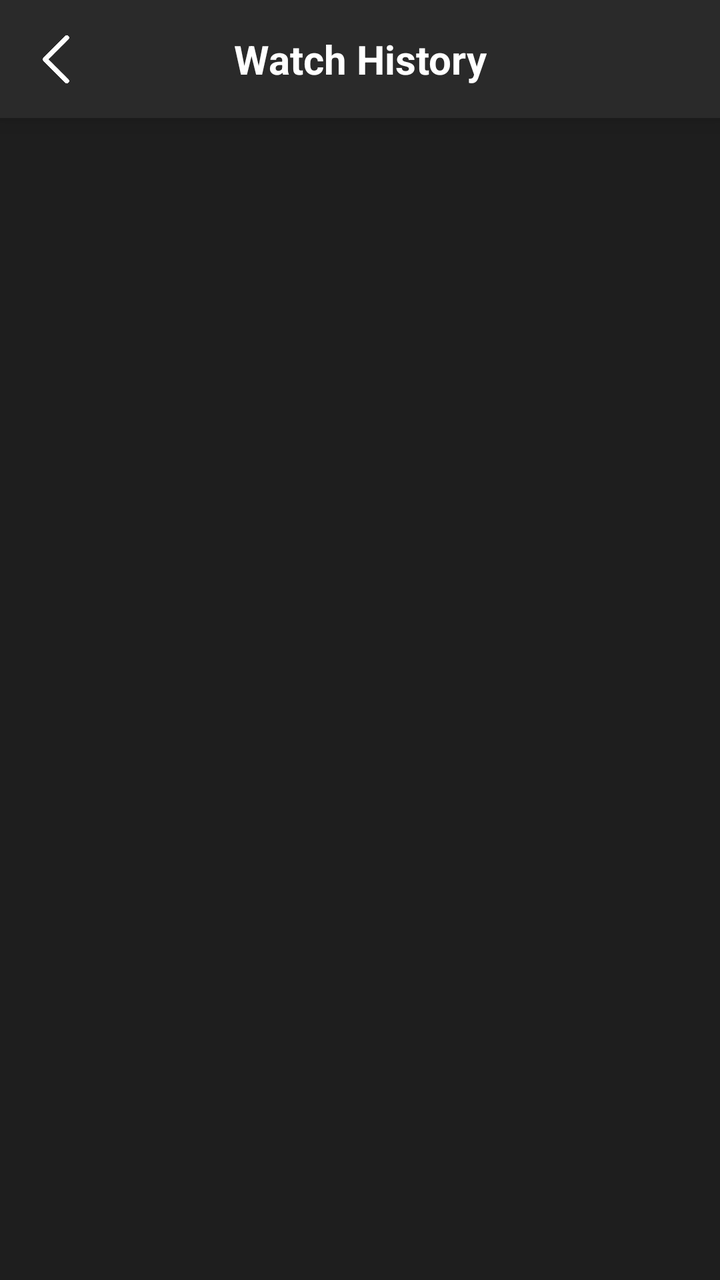
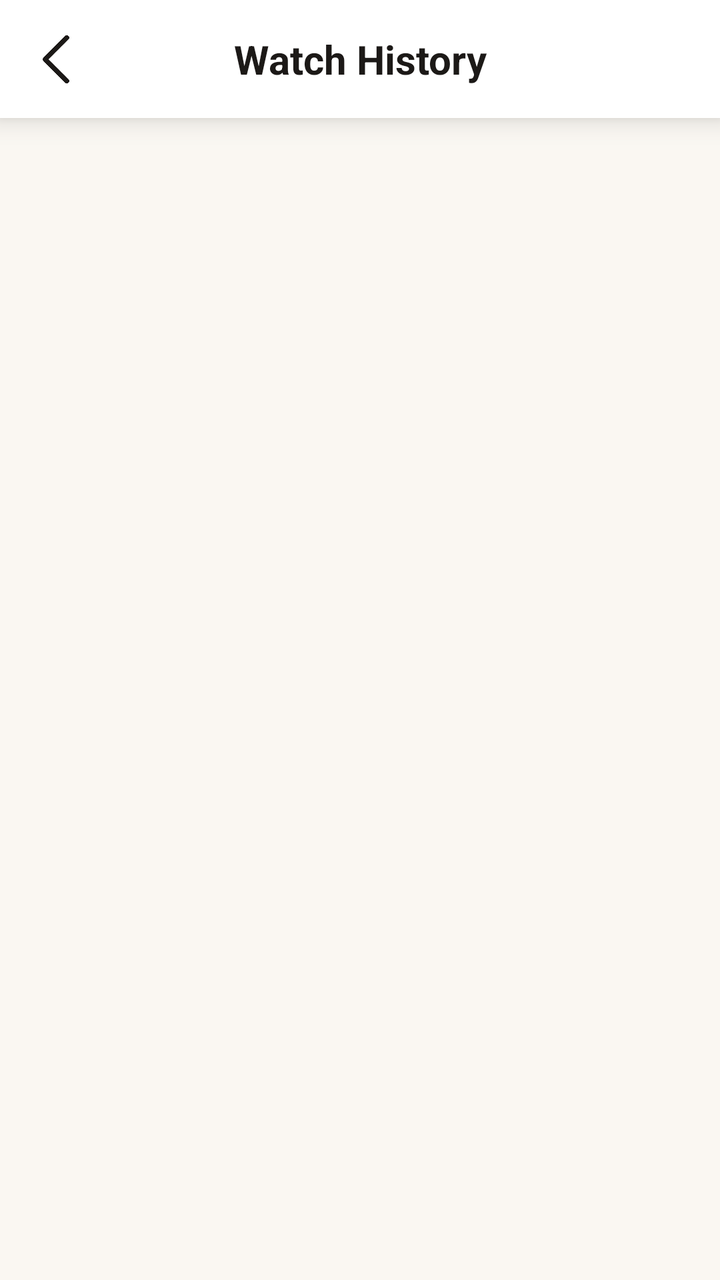

The first picture is an Android layout as it rendered before a commit; the second is the same layout after the commit. The layout source and the unified diff follow.
<!-- AndroidManifest.xml: application theme Theme.RecallLive -->
<!-- res/layout/activity_history.xml -->
<?xml version="1.0" encoding="utf-8"?>
<androidx.constraintlayout.widget.ConstraintLayout xmlns:android="http://schemas.android.com/apk/res/android"
    xmlns:app="http://schemas.android.com/apk/res-auto"
    xmlns:tools="http://schemas.android.com/tools"
    android:layout_width="match_parent"
    android:layout_height="match_parent"
    android:background="#1E1E1E">

    
    <androidx.constraintlayout.widget.ConstraintLayout
        android:id="@+id/top_app_bar"
        android:layout_width="match_parent"
        android:layout_height="wrap_content"
        android:background="#2A2A2A"
        android:padding="16dp"
        android:elevation="8dp"
        app:layout_constraintEnd_toEndOf="parent"
        app:layout_constraintStart_toStartOf="parent"
        app:layout_constraintTop_toTopOf="parent">

        
        <ImageView
            android:id="@+id/iv_back"
            android:layout_width="24dp"
            android:layout_height="24dp"
            android:src="@drawable/ic_arrow_back"
            android:tint="#FFFFFF"
            android:contentDescription="Back"
            app:layout_constraintBottom_toBottomOf="parent"
            app:layout_constraintStart_toStartOf="parent"
            app:layout_constraintTop_toTopOf="parent" />

        
        <TextView
            android:id="@+id/tv_history_title"
            android:layout_width="wrap_content"
            android:layout_height="wrap_content"
            android:text="Watch History"
            android:textColor="#FFFFFF"
            android:textSize="20sp"
            android:textStyle="bold"
            app:layout_constraintBottom_toBottomOf="parent"
            app:layout_constraintEnd_toEndOf="parent"
            app:layout_constraintStart_toStartOf="parent"
            app:layout_constraintTop_toTopOf="parent" />

    </androidx.constraintlayout.widget.ConstraintLayout>

    
    <ProgressBar
        android:id="@+id/progress_bar"
        android:layout_width="wrap_content"
        android:layout_height="wrap_content"
        android:indeterminateTint="#6C9EFF"
        android:visibility="gone"
        app:layout_constraintBottom_toBottomOf="parent"
        app:layout_constraintEnd_toEndOf="parent"
        app:layout_constraintStart_toStartOf="parent"
        app:layout_constraintTop_toBottomOf="@+id/top_app_bar" />

    
    <TextView
        android:id="@+id/tv_empty_state"
        android:layout_width="wrap_content"
        android:layout_height="wrap_content"
        android:text="No watch history yet"
        android:textAlignment="center"
        android:textColor="#B0B0B0"
        android:textSize="16sp"
        android:visibility="gone"
        app:layout_constraintBottom_toBottomOf="parent"
        app:layout_constraintEnd_toEndOf="parent"
        app:layout_constraintStart_toStartOf="parent"
        app:layout_constraintTop_toBottomOf="@+id/top_app_bar" />

    
    <androidx.recyclerview.widget.RecyclerView
        android:id="@+id/rv_history"
        android:layout_width="0dp"
        android:layout_height="0dp"
        android:layout_marginTop="8dp"
        android:paddingHorizontal="16dp"
        android:paddingTop="8dp"
        android:paddingBottom="16dp"
        android:clipToPadding="false"
        app:layout_constraintBottom_toBottomOf="parent"
        app:layout_constraintEnd_toEndOf="parent"
        app:layout_constraintStart_toStartOf="parent"
        app:layout_constraintTop_toBottomOf="@+id/top_app_bar"
        tools:listitem="@layout/item_history_video" />

</androidx.constraintlayout.widget.ConstraintLayout>
<!-- res/layout/item_history_video.xml (included above) -->
<?xml version="1.0" encoding="utf-8"?>
<androidx.cardview.widget.CardView xmlns:android="http://schemas.android.com/apk/res/android"
    xmlns:app="http://schemas.android.com/apk/res-auto"
    android:layout_width="match_parent"
    android:layout_height="wrap_content"
    android:layout_marginTop="8dp"
    app:cardCornerRadius="12dp"
    app:cardElevation="4dp"
    app:cardBackgroundColor="#2D2D2D">

    <androidx.constraintlayout.widget.ConstraintLayout
        android:layout_width="match_parent"
        android:layout_height="wrap_content"
        android:padding="12dp">

        <ImageView
            android:id="@+id/iv_video_thumbnail"
            android:layout_width="120dp"
            android:layout_height="90dp"
            android:scaleType="centerCrop"
            android:background="@android:color/black"
            android:contentDescription="Video thumbnail"
            app:layout_constraintBottom_toBottomOf="parent"
            app:layout_constraintStart_toStartOf="parent"
            app:layout_constraintTop_toTopOf="parent" />

        <TextView
            android:id="@+id/tv_video_title"
            android:layout_width="0dp"
            android:layout_height="wrap_content"
            android:layout_marginStart="16dp"
            android:text="Video Title"
            android:textColor="#FFFFFF"
            android:textSize="16sp"
            android:textStyle="bold"
            android:maxLines="2"
            android:ellipsize="end"
            app:layout_constraintEnd_toEndOf="parent"
            app:layout_constraintStart_toEndOf="@+id/iv_video_thumbnail"
            app:layout_constraintTop_toTopOf="parent" />

        <TextView
            android:id="@+id/tv_time_ago"
            android:layout_width="0dp"
            android:layout_height="wrap_content"
            android:layout_marginStart="16dp"
            android:layout_marginTop="4dp"
            android:text="2 hours ago"
            android:textColor="#B0B0B0"
            android:textSize="14sp"
            app:layout_constraintEnd_toEndOf="parent"
            app:layout_constraintStart_toEndOf="@+id/iv_video_thumbnail"
            app:layout_constraintTop_toBottomOf="@+id/tv_video_title" />

    </androidx.constraintlayout.widget.ConstraintLayout>

</androidx.cardview.widget.CardView>
<!-- resources referenced by this layout -->
<resources>
  <!-- drawable ic_arrow_back: png bitmap (drawable, 2754 bytes) -->
  <style name="Theme.RecallLive" parent="Base.Theme.RecallLive" />
  <style name="Base.Theme.RecallLive" parent="Theme.Material3.DayNight.NoActionBar">
          
          
      </style>
</resources>

<!-- the commit's change to res/layout/activity_history.xml (unified diff, before → after) -->
@@ -4,14 +4,14 @@
     xmlns:tools="http://schemas.android.com/tools"
     android:layout_width="match_parent"
     android:layout_height="match_parent"
-    android:background="#1E1E1E">
+    android:background="#FAF7F2">
 
     
     <androidx.constraintlayout.widget.ConstraintLayout
         android:id="@+id/top_app_bar"
         android:layout_width="match_parent"
         android:layout_height="wrap_content"
-        android:background="#2A2A2A"
+        android:background="#FFFFFF"
         android:padding="16dp"
         android:elevation="8dp"
         app:layout_constraintEnd_toEndOf="parent"
@@ -24,7 +24,7 @@
             android:layout_width="24dp"
             android:layout_height="24dp"
             android:src="@drawable/ic_arrow_back"
-            android:tint="#FFFFFF"
+            android:tint="#1C1917"
             android:contentDescription="Back"
             app:layout_constraintBottom_toBottomOf="parent"
             app:layout_constraintStart_toStartOf="parent"
@@ -36,7 +36,7 @@
             android:layout_width="wrap_content"
             android:layout_height="wrap_content"
             android:text="Watch History"
-            android:textColor="#FFFFFF"
+            android:textColor="#1C1917"
             android:textSize="20sp"
             android:textStyle="bold"
             app:layout_constraintBottom_toBottomOf="parent"
@@ -51,7 +51,7 @@
         android:id="@+id/progress_bar"
         android:layout_width="wrap_content"
         android:layout_height="wrap_content"
-        android:indeterminateTint="#6C9EFF"
+        android:indeterminateTint="#0F766E"
         android:visibility="gone"
         app:layout_constraintBottom_toBottomOf="parent"
         app:layout_constraintEnd_toEndOf="parent"
@@ -65,7 +65,7 @@
         android:layout_height="wrap_content"
         android:text="No watch history yet"
         android:textAlignment="center"
-        android:textColor="#B0B0B0"
+        android:textColor="#57534E"
         android:textSize="16sp"
         android:visibility="gone"
         app:layout_constraintBottom_toBottomOf="parent"
@@ -99,7 +99,7 @@
     android:layout_marginTop="8dp"
     app:cardCornerRadius="12dp"
     app:cardElevation="4dp"
-    app:cardBackgroundColor="#2D2D2D">
+    app:cardBackgroundColor="#FFFFFF">
 
     <androidx.constraintlayout.widget.ConstraintLayout
         android:layout_width="match_parent"
@@ -123,7 +123,7 @@
             android:layout_height="wrap_content"
             android:layout_marginStart="16dp"
             android:text="Video Title"
-            android:textColor="#FFFFFF"
+            android:textColor="#1C1917"
             android:textSize="16sp"
             android:textStyle="bold"
             android:maxLines="2"
@@ -139,7 +139,7 @@
             android:layout_marginStart="16dp"
             android:layout_marginTop="4dp"
             android:text="2 hours ago"
-            android:textColor="#B0B0B0"
+            android:textColor="#57534E"
             android:textSize="14sp"
             app:layout_constraintEnd_toEndOf="parent"
             app:layout_constraintStart_toEndOf="@+id/iv_video_thumbnail"
